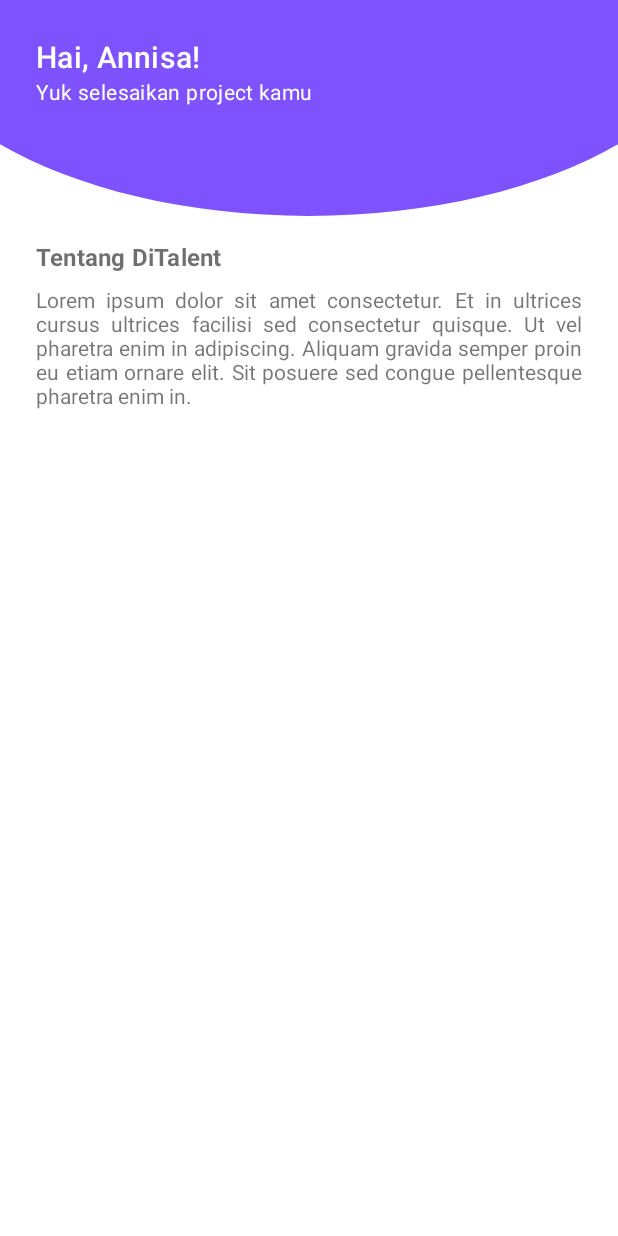
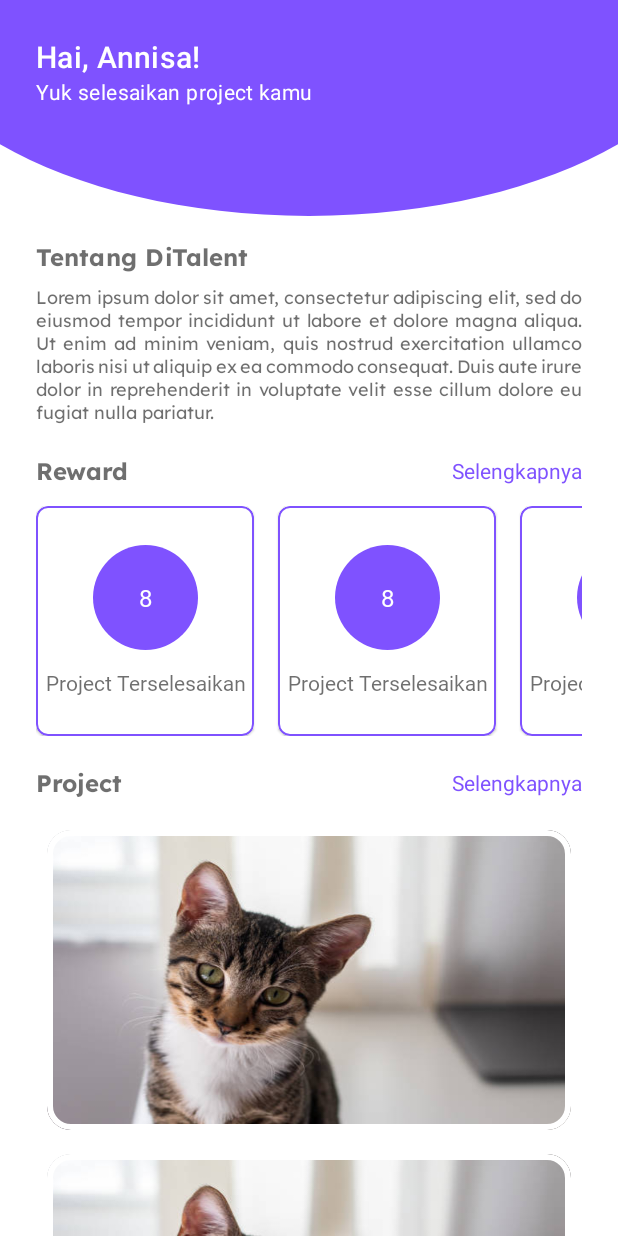
Before and after one commit to rezacahyono/DiTalentApp, an Android app: the layout fragment_home_talent.xml on its own in the app's theme, with its tools: preview values and no code run, on a phone screen of 412 x 824 dp. Run offline under Robolectric (Android 15) with nearby library versions, the phone set to English and light mode, and no system bars.

Commit message:
add progress home influencer

```diff
--- /dev/null
+++ b/app/src/main/res/drawable/shape_circle.xml
@@ -0,0 +1,9 @@
+<?xml version="1.0" encoding="utf-8"?>
+<shape xmlns:android="http://schemas.android.com/apk/res/android"
+    android:shape="oval">
+
+    <solid
+        android:color="@color/purple"
+        />
+
+</shape>
--- a/app/src/main/res/layout/fragment_home_talent.xml
+++ b/app/src/main/res/layout/fragment_home_talent.xml
@@ -41,8 +41,11 @@
         android:layout_height="wrap_content"
         android:layout_marginHorizontal="@dimen/root_padding"
         android:layout_marginTop="16dp"
+        android:fontFamily="@font/lexend_bold"
         android:text="Tentang DiTalent"
         android:textAppearance="@style/TextAppearance.DiTalent.Subtitle1"
+        android:textColor="@color/textColorPrimary"
+        android:textSize="16sp"
         app:layout_constraintStart_toStartOf="parent"
         app:layout_constraintTop_toBottomOf="@id/frame_shape_oval" />
 
@@ -52,8 +55,87 @@
         android:layout_height="wrap_content"
         android:layout_marginHorizontal="@dimen/root_padding"
         android:layout_marginTop="8dp"
+        android:fontFamily="@font/lexend"
         android:justificationMode="inter_word"
-        android:text="Lorem ipsum dolor sit amet consectetur. Et in ultrices cursus ultrices facilisi sed consectetur quisque. Ut vel pharetra enim in adipiscing. Aliquam gravida semper proin eu etiam ornare elit. Sit posuere sed congue pellentesque pharetra enim in."
+        android:text="@string/desc_loremipsum"
+        android:textColor="@color/textColorPrimary"
+        android:textSize="12sp"
         app:layout_constraintTop_toBottomOf="@id/tv_title_about_app" />
 
+    <com.google.android.material.textview.MaterialTextView
+        android:id="@+id/tv_reward"
+        android:layout_width="wrap_content"
+        android:layout_height="wrap_content"
+        android:layout_marginStart="24dp"
+        android:layout_marginTop="20dp"
+        android:fontFamily="@font/lexend_bold"
+        android:justificationMode="inter_word"
+        android:text="@string/reward"
+        android:textColor="@color/textColorPrimary"
+        android:textSize="16sp"
+        app:layout_constraintStart_toStartOf="parent"
+        app:layout_constraintTop_toBottomOf="@id/tv_about_app" />
+
+    <com.google.android.material.textview.MaterialTextView
+        android:id="@+id/tv_cta_reward_more"
+        android:layout_width="wrap_content"
+        android:layout_height="wrap_content"
+        android:layout_marginEnd="24dp"
+        android:justificationMode="inter_word"
+        android:text="@string/cta_more"
+        android:textColor="@color/purple"
+        app:layout_constraintBottom_toBottomOf="@id/tv_reward"
+        app:layout_constraintEnd_toEndOf="parent"
+        app:layout_constraintTop_toTopOf="@id/tv_reward" />
+
+    <androidx.recyclerview.widget.RecyclerView
+        android:id="@+id/rv_reward_progress"
+        android:layout_width="match_parent"
+        android:layout_height="wrap_content"
+        android:layout_marginTop="13dp"
+        android:orientation="horizontal"
+        android:paddingHorizontal="24dp"
+        app:layoutManager="androidx.recyclerview.widget.LinearLayoutManager"
+        app:layout_constraintEnd_toEndOf="parent"
+        app:layout_constraintStart_toStartOf="parent"
+        app:layout_constraintTop_toBottomOf="@id/tv_reward"
+        tools:listitem="@layout/item_reward_progress" />
+
+    <com.google.android.material.textview.MaterialTextView
+        android:id="@+id/tv_project"
+        android:layout_width="wrap_content"
+        android:layout_height="wrap_content"
+        android:layout_marginStart="24dp"
+        android:layout_marginTop="20dp"
+        android:fontFamily="@font/lexend_bold"
+        android:justificationMode="inter_word"
+        android:text="@string/project"
+        android:textColor="@color/textColorPrimary"
+        android:textSize="16sp"
+        app:layout_constraintStart_toStartOf="parent"
+        app:layout_constraintTop_toBottomOf="@id/rv_reward_progress" />
+
+    <com.google.android.material.textview.MaterialTextView
+        android:id="@+id/tv_cta_project_more"
+        android:layout_width="wrap_content"
+        android:layout_height="wrap_content"
+        android:layout_marginEnd="24dp"
+        android:justificationMode="inter_word"
+        android:text="@string/cta_more"
+        android:textColor="@color/purple"
+        app:layout_constraintBottom_toBottomOf="@id/tv_project"
+        app:layout_constraintEnd_toEndOf="parent"
+        app:layout_constraintTop_toTopOf="@id/tv_project" />
+
+    <androidx.recyclerview.widget.RecyclerView
+        android:id="@+id/rv_project"
+        android:layout_width="match_parent"
+        android:layout_height="wrap_content"
+        android:layout_marginTop="13dp"
+        android:paddingHorizontal="24dp"
+        app:layout_constraintEnd_toEndOf="parent"
+        app:layout_constraintStart_toStartOf="parent"
+        app:layout_constraintTop_toBottomOf="@id/tv_project"
+        tools:listitem="@layout/item_reward" />
+
 </androidx.constraintlayout.widget.ConstraintLayout>
--- a/app/src/main/res/layout/fragment_reward_detail.xml
+++ b/app/src/main/res/layout/fragment_reward_detail.xml
@@ -21,7 +21,8 @@
             android:layout_height="wrap_content"
             android:background="@drawable/ic_back"
             android:clickable="true"
-            android:focusable="true" />
+            android:focusable="true"
+            android:contentDescription="@string/contentDescIcBack" />
 
         <TextView
             android:layout_width="wrap_content"
@@ -44,7 +45,8 @@
         app:layout_constraintEnd_toEndOf="parent"
         app:layout_constraintStart_toStartOf="parent"
         app:layout_constraintTop_toBottomOf="@id/toolbar"
-        android:background="@drawable/cat" />
+        android:background="@drawable/cat"
+        android:contentDescription="@string/contentDescIvReward" />
 
     <TextView
         android:id="@+id/tv_point_needs"
@@ -92,7 +94,7 @@
         android:layout_marginHorizontal="26dp"
         android:layout_marginTop="10dp"
         android:fontFamily="@font/lexend"
-        android:text="@string/reward_desc"
+        android:text="@string/desc_loremipsum"
         android:textColor="@color/textColorPrimary"
         android:textSize="14sp"
         app:layout_constraintStart_toStartOf="parent"
--- /dev/null
+++ b/app/src/main/res/layout/item_project.xml
@@ -0,0 +1,6 @@
+<?xml version="1.0" encoding="utf-8"?>
+<androidx.constraintlayout.widget.ConstraintLayout xmlns:android="http://schemas.android.com/apk/res/android"
+    android:layout_width="match_parent"
+    android:layout_height="match_parent">
+
+</androidx.constraintlayout.widget.ConstraintLayout>
--- /dev/null
+++ b/app/src/main/res/layout/item_reward_progress.xml
@@ -0,0 +1,55 @@
+<?xml version="1.0" encoding="utf-8"?>
+<com.google.android.material.card.MaterialCardView xmlns:android="http://schemas.android.com/apk/res/android"
+    xmlns:app="http://schemas.android.com/apk/res-auto"
+    android:layout_width="145dp"
+    android:layout_height="wrap_content"
+    app:cardCornerRadius="8dp"
+    app:strokeColor="@color/purple"
+    app:strokeWidth="1dp"
+    android:layout_marginEnd="16dp">
+
+    <androidx.constraintlayout.widget.ConstraintLayout
+        android:layout_width="match_parent"
+        android:layout_height="wrap_content"
+        android:layout_marginVertical="26dp">
+
+        <View
+            android:id="@+id/v_circle"
+            android:layout_width="70dp"
+            android:layout_height="70dp"
+            android:background="@drawable/shape_circle"
+            app:layout_constraintEnd_toEndOf="parent"
+            app:layout_constraintStart_toStartOf="parent"
+            app:layout_constraintTop_toTopOf="parent" />
+
+        <TextView
+            android:id="@+id/tv_item_count_progress"
+            android:layout_width="wrap_content"
+            android:layout_height="wrap_content"
+            android:fontFamily="@font/lexend_semibold"
+            android:text="@string/item_count_reward"
+            android:textColor="@color/white"
+            android:textSize="16sp"
+            app:layout_constraintBottom_toBottomOf="@id/v_circle"
+            app:layout_constraintEnd_toEndOf="@id/v_circle"
+            app:layout_constraintStart_toStartOf="@id/v_circle"
+            app:layout_constraintTop_toTopOf="@id/v_circle" />
+
+        <TextView
+            android:id="@+id/tv_item_progress"
+            android:layout_width="match_parent"
+            android:layout_height="wrap_content"
+            android:layout_marginTop="12dp"
+            android:fontFamily="@font/lexend_semibold"
+            android:gravity="center"
+            android:text="@string/item_progress"
+            android:textColor="@color/textColorPrimary"
+            android:textSize="14sp"
+            app:layout_constraintEnd_toEndOf="parent"
+            app:layout_constraintStart_toStartOf="parent"
+            app:layout_constraintTop_toBottomOf="@id/v_circle" />
+
+
+    </androidx.constraintlayout.widget.ConstraintLayout>
+
+</com.google.android.material.card.MaterialCardView>
--- a/app/src/main/res/values/strings.xml
+++ b/app/src/main/res/values/strings.xml
@@ -76,7 +76,7 @@
     <string name="points_needs">Point Needs</string>
     <string name="desc_point_needs">Membutuhkan 200 Point Penukaran.</string>
     <string name="desc">Deskripsi</string>
-    <string name="reward_desc">Lorem ipsum dolor sit amet, consectetur adipiscing elit, sed do eiusmod tempor incididunt ut labore et dolore magna aliqua. Ut enim ad minim veniam, quis nostrud exercitation ullamco laboris nisi ut aliquip ex ea commodo consequat. Duis aute irure dolor in reprehenderit in voluptate velit esse cillum dolore eu fugiat nulla pariatur.</string>
+    <string name="desc_loremipsum">Lorem ipsum dolor sit amet, consectetur adipiscing elit, sed do eiusmod tempor incididunt ut labore et dolore magna aliqua. Ut enim ad minim veniam, quis nostrud exercitation ullamco laboris nisi ut aliquip ex ea commodo consequat. Duis aute irure dolor in reprehenderit in voluptate velit esse cillum dolore eu fugiat nulla pariatur.</string>
     <string name="SnK">Syarat &amp; Ketentuan</string>
     <string name="SnK_desc">- Hanya dapat di claim satu kali \n- Memiliki masa aktif 7 hari setelah claim \n- Tidak dapat diperjual Belikan</string>
 
@@ -94,4 +94,10 @@
     <string name="confirmation_success_reward_desc">Reward Anda telah diaktifkan</string>
     <string name="content_desc_confirmation">ilustration for confrimation</string>
 
+    <!-- Home Influencer    -->
+    <string name="item_count_reward">8</string>
+    <string name="item_progress">Project Terselesaikan</string>
+    <string name="contentDescIvReward">Image Detail Reward for Illustration</string>
+    <string name="contentDescIcBack">icon for back</string>
+
 </resources>
```
